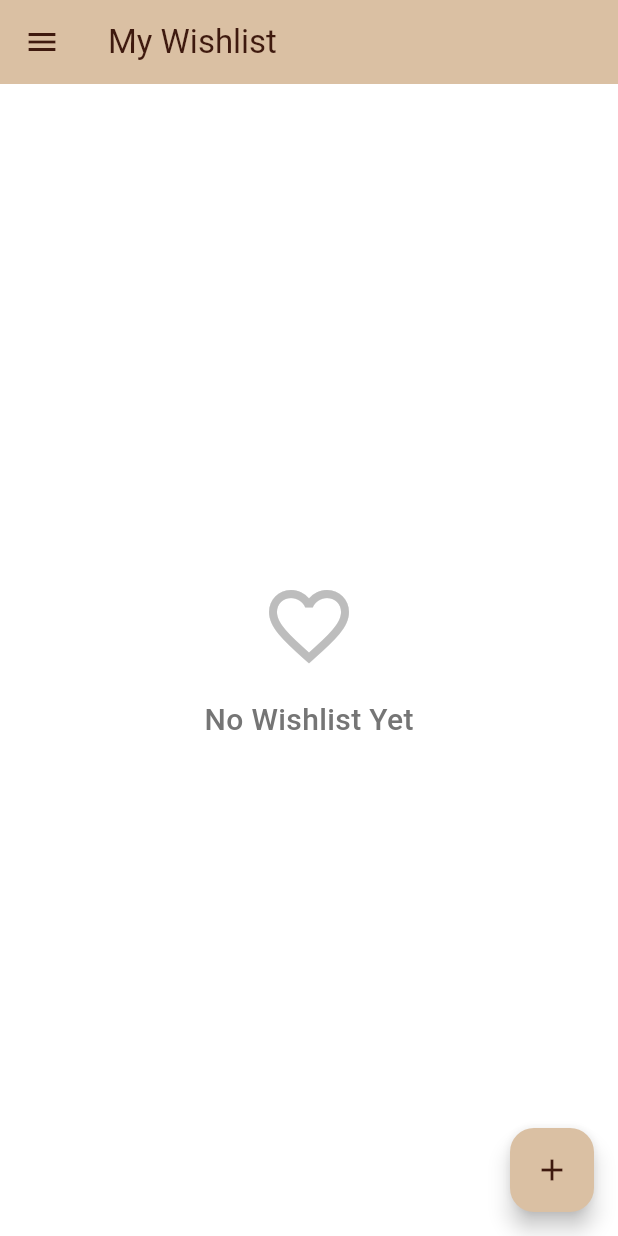
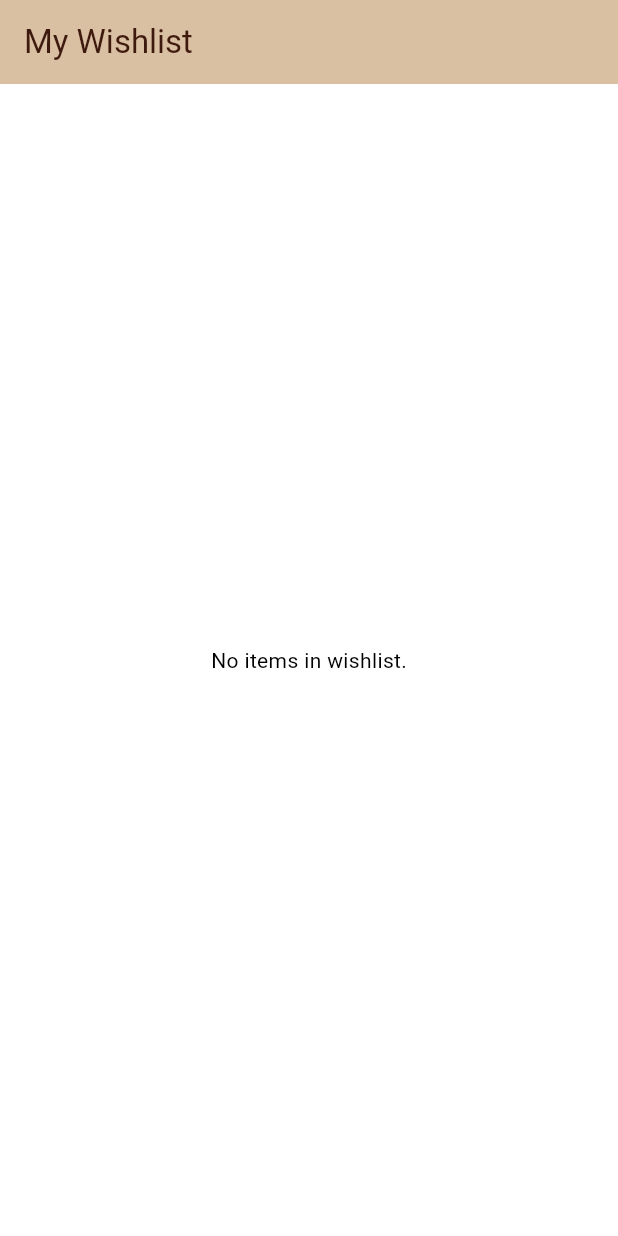
Before and after one commit to ManganJogja/Proyek-Akhir-Semester-A08, a Flutter app: the WishlistPage screen opened directly, on a phone screen of 412 x 824 dp. Run offline on Flutter 3.47's test engine with Material 3 defaults, Android fonts, the phone set to English and light mode, and no system bars; our stand-ins replace google_fonts; missing offline and left inert: pbp_django_auth.

Commit message:
masya allah bisa masuk datanya ke wishlist

```diff
--- a/lib/wishlist/models/wishlist_entry.dart
+++ b/lib/wishlist/models/wishlist_entry.dart
@@ -1,4 +1,3 @@
-
 import 'dart:convert';
 
 List<Wishlist> wishlistFromJson(String str) => List<Wishlist>.from(json.decode(str).map((x) => Wishlist.fromJson(x)));
@@ -56,3 +55,15 @@ class Fields {
         "additional_note": additionalNote,
     };
 }
+
+class WishlistEntry {
+    String namaResto;
+    String rating;
+    int rangeHarga;
+
+    WishlistEntry({
+        required this.namaResto,
+        required this.rating,
+        required this.rangeHarga,
+    });
+}
--- /dev/null
+++ b/lib/wishlist/providers/wishlist_provider.dart
@@ -0,0 +1,22 @@
+import 'package:flutter/material.dart';
+import '../models/wishlist_entry.dart';
+
+class WishlistProvider with ChangeNotifier {
+  List<WishlistEntry> _wishlist = [];
+
+  List<WishlistEntry> get wishlist => _wishlist;
+
+  void addToWishlist(WishlistEntry entry) {
+    _wishlist.add(entry);
+    notifyListeners();
+  }
+
+  void removeFromWishlist(WishlistEntry entry) {
+    _wishlist.remove(entry);
+    notifyListeners();
+  }
+
+  bool isInWishlist(WishlistEntry entry) {
+    return _wishlist.contains(entry);
+  }
+}
--- a/lib/wishlist/screens/wishlist_page.dart
+++ b/lib/wishlist/screens/wishlist_page.dart
@@ -1,12 +1,14 @@
 import 'package:flutter/material.dart';
-import 'package:mangan_jogja/widgets/drawer.dart';
-import 'add_wishlist.dart';
+import 'package:provider/provider.dart';
+import '../providers/wishlist_provider.dart'; // Import WishlistProvider
 
 class WishlistPage extends StatelessWidget {
   const WishlistPage({super.key});
 
   @override
   Widget build(BuildContext context) {
+    final wishlistProvider = Provider.of<WishlistProvider>(context); // Ambil instance WishlistProvider
+
     return Scaffold(
       appBar: AppBar(
         title: const Text(
@@ -16,43 +18,20 @@ class WishlistPage extends StatelessWidget {
         backgroundColor: const Color(0xFFDAC0A3),
         iconTheme: const IconThemeData(color: Color(0xFF3E190E)),
       ),
-      drawer: const LeftDrawer(),
-      body: Center(
-        child: Column(
-          mainAxisAlignment: MainAxisAlignment.center,
-          children: [
-            Icon(
-              Icons.favorite_border,
-              size: 64,
-              color: Colors.grey[400],
+      body: wishlistProvider.wishlist.isEmpty
+          ? Center(
+              child: Text('No items in wishlist.'),
+            )
+          : ListView.builder(
+              itemCount: wishlistProvider.wishlist.length,
+              itemBuilder: (context, index) {
+                final item = wishlistProvider.wishlist[index];
+                return ListTile(
+                  title: Text(item.namaResto),
+                  subtitle: Text('Rating: ${item.rating}, Price: Rp ${item.rangeHarga}'),
+                );
+              },
             ),
-            const SizedBox(height: 16),
-            Text(
-              'No Wishlist Yet',
-              style: TextStyle(
-                fontSize: 20,
-                color: Colors.grey[600],
-                fontWeight: FontWeight.w500,
-              ),
-            ),
-          ],
-        ),
-      ),
-      floatingActionButton: FloatingActionButton(
-        onPressed: () {
-          Navigator.push(
-            context,
-            MaterialPageRoute(
-              builder: (context) => const AddWishlistPage(),
-            ),
-          );
-        },
-        backgroundColor: const Color(0xFFDAC0A3),
-        child: const Icon(
-          Icons.add,
-          color: Color(0xFF3E190E),
-        ),
-      ),
     );
   }
 }
```
Also changed, not shown: lib/main.dart (+11 -6 lines), lib/main/screens/list_restoentry.dart (+24 -3 lines).
